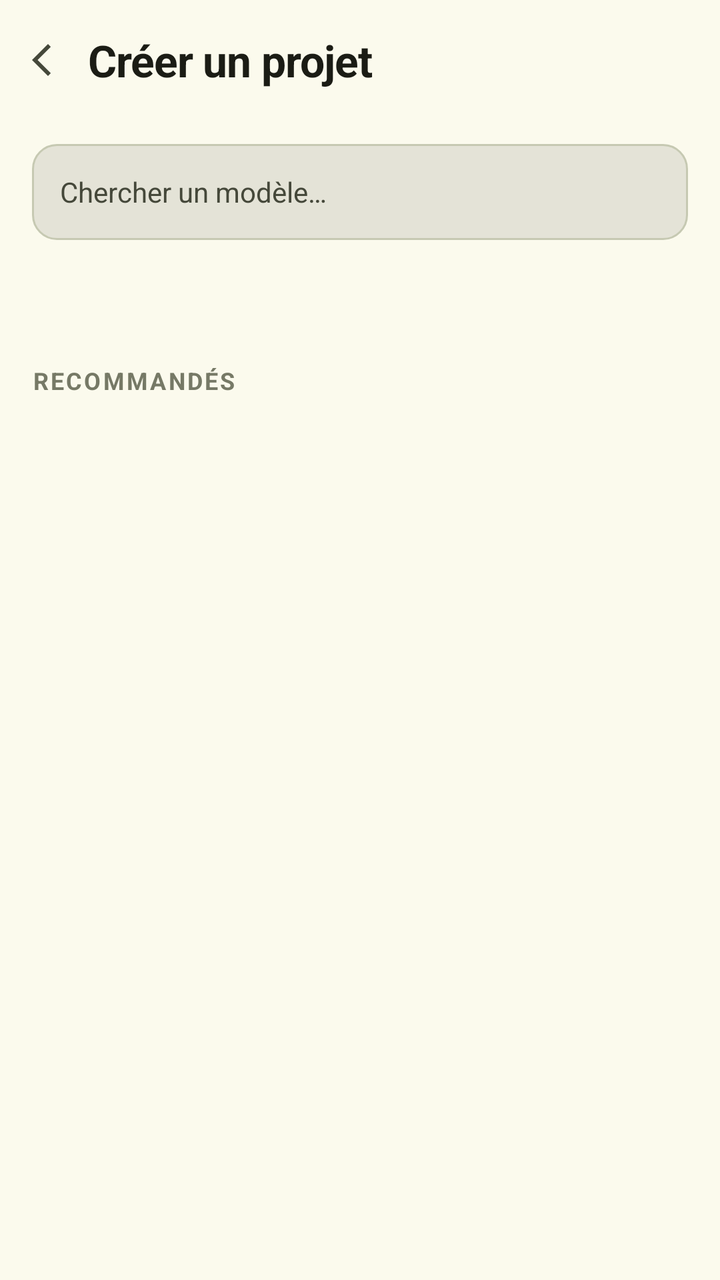
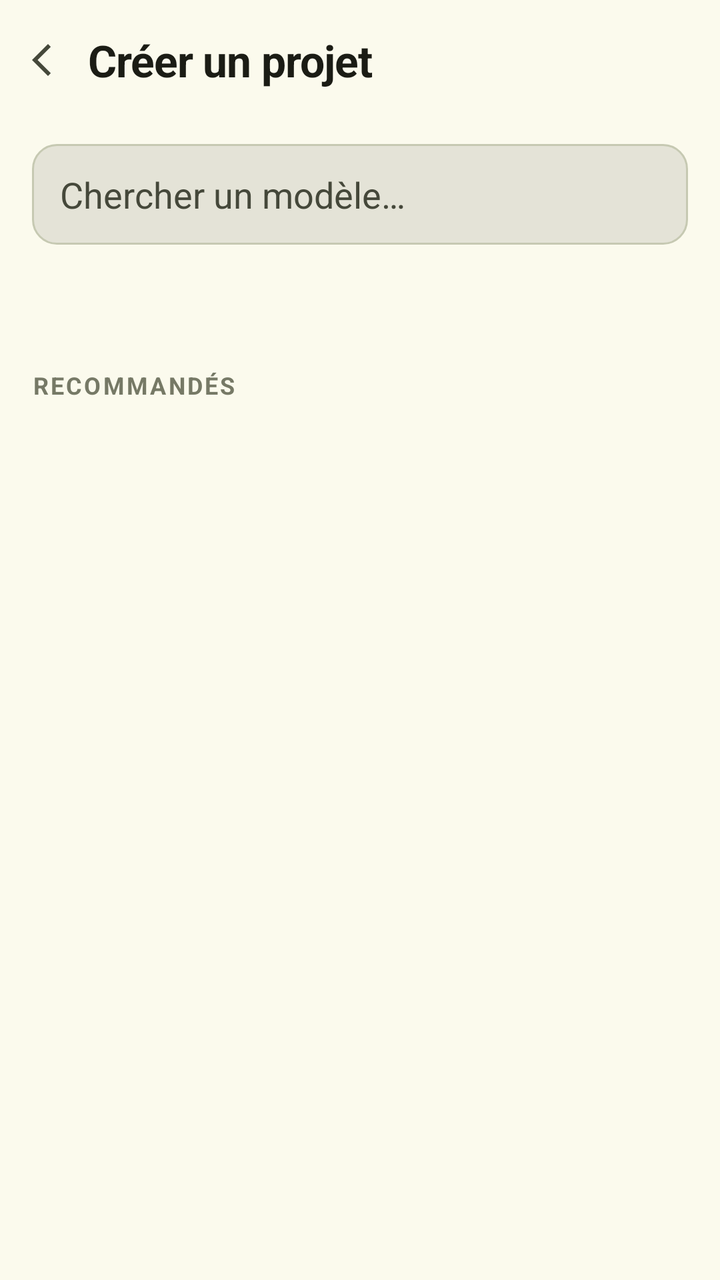

Compare the two renders of this Android layout. The source of the first and the diff that turns it into the second are given below.
<!-- AndroidManifest.xml: application theme Theme.JoIDE -->
<!-- res/layout/create_project_fragment.xml -->
<?xml version="1.0" encoding="utf-8"?>
<LinearLayout xmlns:android="http://schemas.android.com/apk/res/android"
    android:layout_width="match_parent"
    android:layout_height="match_parent"
    android:orientation="vertical"
    android:background="@color/fond">

    
    <LinearLayout
        android:layout_width="match_parent"
        android:layout_height="wrap_content"
        android:orientation="horizontal"
        android:gravity="center_vertical"
        android:paddingStart="4dp"
        android:paddingEnd="16dp"
        android:paddingTop="10dp"
        android:paddingBottom="10dp">

        <ImageButton
            android:id="@+id/create_back"
            style="@style/IconBtn"
            android:layout_width="40dp"
            android:layout_height="40dp"
            android:contentDescription="@string/commun_retour"
            android:src="@drawable/ic_back"
            android:scaleType="centerInside"
            app:tint="@color/sur_var"
            xmlns:app="http://schemas.android.com/apk/res-auto" />

        <TextView
            android:layout_width="0dp"
            android:layout_height="wrap_content"
            android:layout_weight="1"
            android:text="@string/creation_titre"
            android:textColor="@color/sur"
            style="@style/Txt.Xl" />
    </LinearLayout>

    <ScrollView
        android:layout_width="match_parent"
        android:layout_height="0dp"
        android:layout_weight="1">

        <LinearLayout
            android:layout_width="match_parent"
            android:layout_height="wrap_content"
            android:orientation="vertical"
            android:paddingStart="16dp"
            android:paddingEnd="16dp"
            android:paddingBottom="20dp">

            
            <LinearLayout
                android:id="@+id/create_step1"
                android:layout_width="match_parent"
                android:layout_height="wrap_content"
                android:orientation="vertical"
                android:paddingTop="12dp">

                <TextView
                    android:id="@+id/create_search"
                    style="@style/Champ"
                    android:layout_width="match_parent"
                    android:layout_height="wrap_content"
                    android:layout_marginBottom="10dp"
                    android:gravity="center_vertical"
                    android:text="@string/creation_chercher"
                    android:textColor="@color/sur_var" />

                <HorizontalScrollView
                    android:layout_width="match_parent"
                    android:layout_height="wrap_content"
                    android:scrollbars="none">

                    <LinearLayout
                        android:id="@+id/create_categories"
                        android:layout_width="wrap_content"
                        android:layout_height="38dp"
                        android:orientation="horizontal"
                        android:gravity="center_vertical"
                        android:paddingTop="2dp"
                        android:paddingBottom="6dp" />
                </HorizontalScrollView>

                <TextView
                    android:layout_width="wrap_content"
                    android:layout_height="wrap_content"
                    android:layout_marginTop="14dp"
                    android:layout_marginBottom="8dp"
                    android:text="@string/creation_recommandes"
                    style="@style/Txt.Eyebrow" />

                <LinearLayout
                    android:id="@+id/create_templates"
                    android:layout_width="match_parent"
                    android:layout_height="wrap_content"
                    android:orientation="vertical" />
            </LinearLayout>

            
            <LinearLayout
                android:id="@+id/create_step2"
                android:layout_width="match_parent"
                android:layout_height="wrap_content"
                android:orientation="vertical"
                android:paddingTop="6dp"
                android:visibility="gone">

                <LinearLayout
                    android:layout_width="match_parent"
                    android:layout_height="wrap_content"
                    android:orientation="horizontal"
                    android:gravity="center_vertical"
                    android:layout_marginBottom="4dp">

                    <ImageButton
                        android:id="@+id/create_to_step1"
                        style="@style/IconBtn"
                        android:layout_width="40dp"
                        android:layout_height="40dp"
                        android:layout_marginStart="-12dp"
                        android:contentDescription="@string/commun_retour"
                        android:src="@drawable/ic_back"
                        android:scaleType="centerInside"
                        app:tint="@color/sur_var"
                        xmlns:app="http://schemas.android.com/apk/res-auto" />

                    <LinearLayout
                        android:layout_width="0dp"
                        android:layout_height="wrap_content"
                        android:layout_weight="1"
                        android:orientation="vertical">

                        <TextView
                            android:id="@+id/create_template_name"
                            android:layout_width="wrap_content"
                            android:layout_height="wrap_content"
                            android:textColor="@color/sur"
                            style="@style/Txt.Xl" />

                        <TextView
                            android:id="@+id/create_template_desc"
                            android:layout_width="wrap_content"
                            android:layout_height="wrap_content"
                            style="@style/Txt.BodyS" />
                    </LinearLayout>
                </LinearLayout>

                <TextView
                    android:layout_width="wrap_content"
                    android:layout_height="wrap_content"
                    android:layout_marginTop="18dp"
                    android:layout_marginBottom="8dp"
                    android:text="@string/creation_nom_label"
                    android:textColor="@color/sur"
                    style="@style/Txt.Label" />

                <EditText
                    android:id="@+id/create_name_field"
                    style="@style/Champ"
                    android:layout_width="match_parent"
                    android:layout_height="wrap_content"
                    android:importantForAutofill="no"
                    android:inputType="textCapWords"
                    android:hint="@string/creation_modele_hint" />

                <TextView
                    android:layout_width="wrap_content"
                    android:layout_height="wrap_content"
                    android:layout_marginTop="18dp"
                    android:layout_marginBottom="8dp"
                    android:text="@string/creation_paquet_label"
                    android:textColor="@color/sur"
                    style="@style/Txt.Label" />

                <EditText
                    android:id="@+id/create_package_field"
                    style="@style/Champ"
                    android:layout_width="match_parent"
                    android:layout_height="wrap_content"
                    android:fontFamily="monospace"
                    android:textSize="13sp"
                    android:importantForAutofill="no"
                    android:inputType="text"
                    android:hint="@string/creation_paquet_hint" />

                <TextView
                    android:layout_width="wrap_content"
                    android:layout_height="wrap_content"
                    android:layout_marginTop="22dp"
                    android:layout_marginBottom="8dp"
                    android:text="@string/creation_vues_label"
                    android:textColor="@color/sur"
                    style="@style/Txt.Label" />

                <LinearLayout
                    android:id="@+id/create_views"
                    android:layout_width="wrap_content"
                    android:layout_height="38dp"
                    android:orientation="horizontal" />

                <TextView
                    android:layout_width="wrap_content"
                    android:layout_height="wrap_content"
                    android:layout_marginTop="22dp"
                    android:layout_marginBottom="8dp"
                    android:text="@string/creation_r8_label"
                    android:textColor="@color/sur"
                    style="@style/Txt.Label" />

                <LinearLayout
                    android:id="@+id/create_r8_row"
                    android:layout_width="match_parent"
                    android:layout_height="wrap_content"
                    android:orientation="horizontal"
                    android:gravity="center_vertical"
                    android:paddingTop="6dp"
                    android:paddingBottom="6dp">

                    <TextView
                        android:layout_width="0dp"
                        android:layout_height="wrap_content"
                        android:layout_weight="1"
                        android:text="@string/creation_r8_desc"
                        android:textColor="@color/sur"
                        style="@style/Txt.BodyS" />

                    <Switch
                        android:id="@+id/create_r8_switch"
                        android:layout_width="50dp"
                        android:layout_height="30dp" />
                </LinearLayout>

                <View
                    android:layout_width="match_parent"
                    android:layout_height="14dp" />

                <LinearLayout
                    android:id="@+id/create_go"
                    style="@style/Cta"
                    android:layout_width="match_parent"
                    android:layout_height="64dp"
                    android:gravity="center">

                    <ImageView
                        android:layout_width="22dp"
                        android:layout_height="22dp"
                        android:src="@drawable/ic_check"
                        android:scaleType="centerInside"
                        android:contentDescription="@string/creation_ok"
                        app:tint="@color/sur_primaire"
                        xmlns:app="http://schemas.android.com/apk/res-auto" />

                    <TextView
                        android:layout_width="wrap_content"
                        android:layout_height="wrap_content"
                        android:layout_marginStart="12dp"
                        android:text="@string/creation_ok"
                        android:textColor="@color/sur_primaire"
                        android:textSize="15sp"
                        android:textStyle="bold" />
                </LinearLayout>

                <TextView
                    android:layout_width="match_parent"
                    android:layout_height="wrap_content"
                    android:layout_marginTop="10dp"
                    android:gravity="center"
                    android:text="@string/creation_derivation_note"
                    style="@style/Txt.BodyS" />
            </LinearLayout>
        </LinearLayout>
    </ScrollView>
</LinearLayout>
<!-- resources referenced by this layout -->
<resources>
  <color name="fond">#FBFAED</color>
  <color name="sur">#1B1C15</color>
  <color name="sur_primaire">#FFFFFF</color>
  <color name="sur_var">#45483A</color>
  <string name="commun_retour">Retour</string>
  <string name="creation_chercher">Chercher un modèle…</string>
  <string name="creation_derivation_note">Dérivation auto du paquet tant que non modifié · validation inline</string>
  <string name="creation_modele_hint">Nom du projet</string>
  <string name="creation_nom_label">Nom du projet</string>
  <string name="creation_ok">Créer</string>
  <string name="creation_paquet_hint">com.example.monapplication</string>
  <string name="creation_paquet_label">Paquet</string>
  <string name="creation_r8_desc">Réduire l APK en release</string>
  <string name="creation_r8_label">Minimiser à la construction (R8)</string>
  <string name="creation_recommandes">Recommandés</string>
  <string name="creation_titre">Créer un projet</string>
  <string name="creation_vues_label">Fournisseur de vues</string>
  <style name="Cta" parent="">
          <item name="android:background">@drawable/fond_cta</item>
          <item name="android:minHeight">@dimen/ctah_hauteur</item>
          <item name="android:paddingStart">22dp</item>
          <item name="android:paddingEnd">22dp</item>
          <item name="android:gravity">center_vertical</item>
      </style>
  <style name="IconBtn" parent="">
          <item name="android:background">@drawable/fond_iconbtn</item>
      </style>
  <style name="Txt.BodyS" parent="">
          <item name="android:textSize">@dimen/txt_body_s</item>
          <item name="android:textColor">?attr/colorOnSurfaceVariant</item>
      </style>
  <style name="Txt.Eyebrow" parent="">
          <item name="android:textSize">@dimen/txt_eyebrow</item>
          <item name="android:textStyle">bold</item>
          <item name="android:textAllCaps">true</item>
          <item name="android:letterSpacing">0.09</item>
          <item name="android:textColor">@color/contour</item>
      </style>
  <style name="Txt.Label" parent="">
          <item name="android:textSize">@dimen/txt_label</item>
          <item name="android:textStyle">bold</item>
      </style>
  <style name="Txt.Xl" parent="">
          <item name="android:textSize">@dimen/txt_xl</item>
          <item name="android:textStyle">bold</item>
          <item name="android:letterSpacing">-0.014</item>
      </style>
  <!-- drawable fond_field (drawable) -->
  <?xml version="1.0" encoding="utf-8"?>
  <shape xmlns:android="http://schemas.android.com/apk/res/android"
      android:shape="rectangle">
      <solid android:color="@color/sc_highest" />
      <stroke android:width="1dp" android:color="@color/contour_var" />
      <corners android:radius="12dp" />
  </shape>
  <dimen name="field_padding_h">14dp</dimen>
  <dimen name="field_padding_v">13dp</dimen>
  <dimen name="ctah_hauteur">64dp</dimen>
  <dimen name="txt_body_s">12.5sp</dimen>
  <dimen name="txt_eyebrow">12sp</dimen>
  <color name="contour">#767966</color>
  <dimen name="txt_label">14sp</dimen>
  <dimen name="txt_xl">22sp</dimen>
  <color name="primaire">#465700</color>
  <color name="conteneur_primaire">#C7EE45</color>
  <color name="sur_conteneur_primaire">#273300</color>
  <color name="sc2">#DEE5C3</color>
  <color name="sur_sc2">#2A3119</color>
  <color name="tertiaire">#6C3E85</color>
  <color name="sur_tertiaire">#FFFFFF</color>
  <color name="conteneur_tertiaire">#F2D9FF</color>
  <color name="sur_conteneur_tertiaire">#3E2457</color>
  <color name="sc">#EFEEE2</color>
  <color name="contour_var">#C6C9B2</color>
  <color name="erreur">#8F4C38</color>
  <color name="conteneur_erreur">#FFDBD1</color>
  <color name="sur_conteneur_erreur">#5B1A0B</color>
  <color name="sc_low">#F5F4E7</color>
  <color name="sc_lowest">#FFFFFF</color>
  <color name="sc_high">#EAE9DC</color>
  <color name="sc_highest">#E4E3D7</color>
  <!-- unchanged entries left out for length: 6 -->
</resources>

<!-- the commit's change to res/layout/create_project_fragment.xml (unified diff, before → after) -->
@@ -57,15 +57,19 @@
                 android:orientation="vertical"
                 android:paddingTop="12dp">
 
-                <TextView
+                
+                <EditText
                     android:id="@+id/create_search"
                     style="@style/Champ"
                     android:layout_width="match_parent"
                     android:layout_height="wrap_content"
                     android:layout_marginBottom="10dp"
                     android:gravity="center_vertical"
-                    android:text="@string/creation_chercher"
-                    android:textColor="@color/sur_var" />
+                    android:importantForAutofill="no"
+                    android:inputType="text"
+                    android:maxLines="1"
+                    android:hint="@string/creation_chercher"
+                    android:textColorHint="@color/sur_var" />
 
                 <HorizontalScrollView
                     android:layout_width="match_parent"
